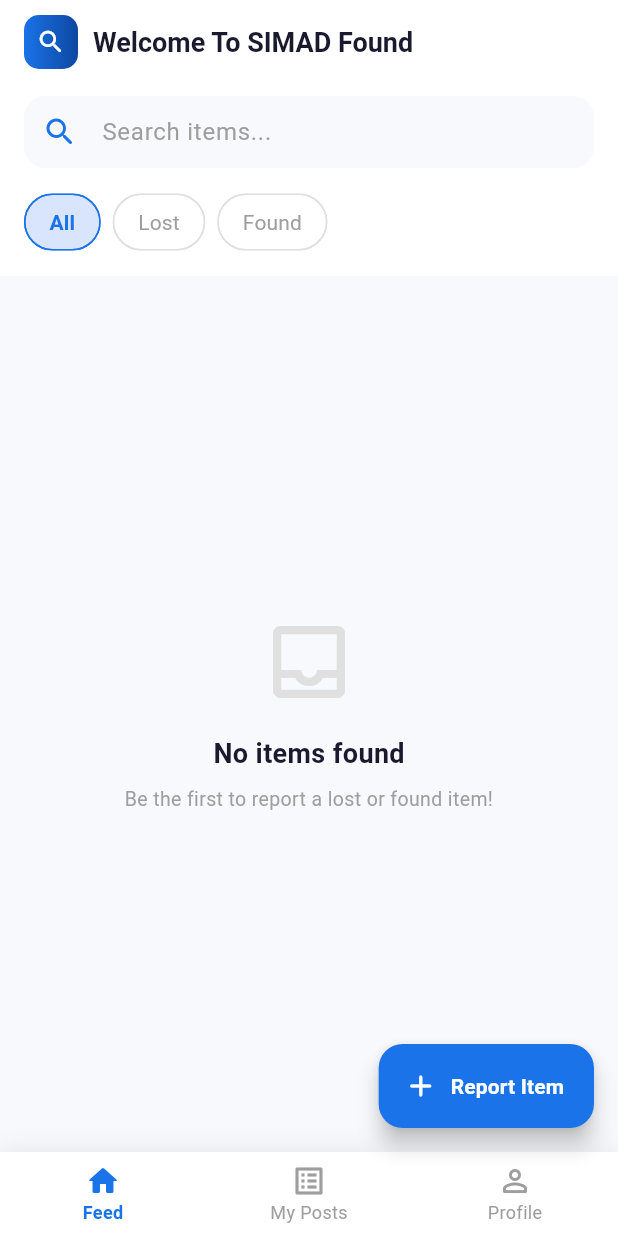
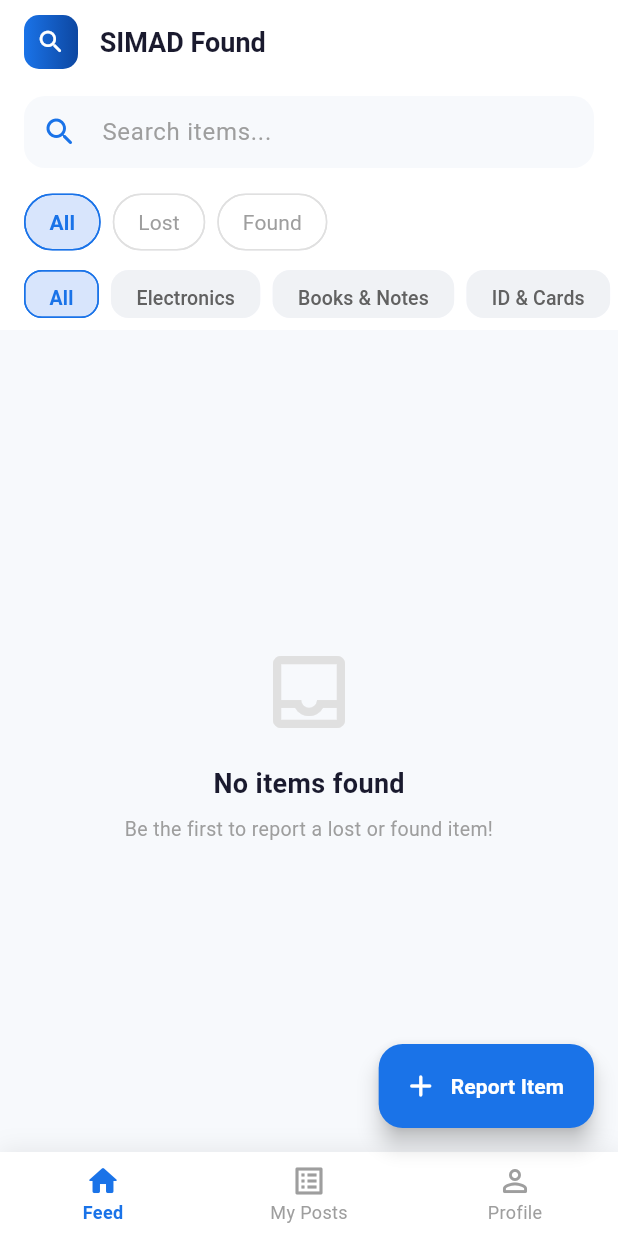
Before and after one commit to Zak937/lost_n_found_simad, a Flutter app: the HomeScreen screen opened directly, on a phone screen of 412 x 824 dp. Run offline on Flutter 3.47's test engine with Material 3 defaults, Android fonts, the light colour scheme and no system bars; our stand-ins replace cloud_firestore, firebase_auth, firebase_core, firebase_messaging, image_picker; accounts and stored records are empty; Roboto replaces fonts that are missing (Poppins).

Commit message:
Implemented ImgBB upload, category filtering, and post management features

```diff
--- a/lib/screens/home_screen.dart
+++ b/lib/screens/home_screen.dart
@@ -24,6 +24,18 @@ class _HomeScreenState extends State<HomeScreen> {
   int _navIndex = 0;
   final _searchCtrl = TextEditingController();
   String _searchQuery = '';
+  String _selectedCategory = 'All';
+
+  final List<String> _categories = [
+    'All',
+    'Electronics',
+    'Books & Notes',
+    'ID & Cards',
+    'Clothing',
+    'Keys',
+    'Bags',
+    'Other',
+  ];
 
   final List<Map<String, dynamic>> _filterOptions = [
     {'label': 'All', 'value': 'all'},
@@ -139,7 +151,7 @@ class _HomeScreenState extends State<HomeScreen> {
           ),
           const SizedBox(width: 10),
           const Text(
-            'Welcome To SIMAD Found', //
+            ' SIMAD Found', //
             style: TextStyle(
               color: Color(0xFF1A1A2E),
               fontWeight: FontWeight.bold,
@@ -187,10 +199,10 @@ class _HomeScreenState extends State<HomeScreen> {
             ),
           ),
         ),
-        // Filter chips
+        // Filter chips (Lost / Found)
         Container(
           color: Colors.white,
-          padding: const EdgeInsets.only(left: 16, bottom: 12),
+          padding: const EdgeInsets.only(left: 16, bottom: 8),
           child: Row(
             children: _filterOptions.map((opt) {
               final selected = _filter == opt['value'];
@@ -221,6 +233,45 @@ class _HomeScreenState extends State<HomeScreen> {
             }).toList(),
           ),
         ),
+        // Category chips
+        Container(
+          color: Colors.white,
+          height: 40,
+          padding: const EdgeInsets.only(bottom: 8),
+          child: ListView.builder(
+            scrollDirection: Axis.horizontal,
+            padding: const EdgeInsets.symmetric(horizontal: 16),
+            itemCount: _categories.length,
+            itemBuilder: (context, index) {
+              final cat = _categories[index];
+              final selected = _selectedCategory == cat;
+              return Padding(
+                padding: const EdgeInsets.only(right: 8),
+                child: FilterChip(
+                  label: Text(cat, style: const TextStyle(fontSize: 13)),
+                  selected: selected,
+                  onSelected: (_) => setState(() => _selectedCategory = cat),
+                  selectedColor: const Color(0xFF1A73E8).withOpacity(0.15),
+                  labelStyle: TextStyle(
+                    color: selected ? const Color(0xFF1A73E8) : Colors.grey[700],
+                    fontWeight: selected ? FontWeight.w600 : FontWeight.w500,
+                  ),
+                  backgroundColor: const Color(0xFFF0F2F5),
+                  shape: RoundedRectangleBorder(
+                    borderRadius: BorderRadius.circular(12),
+                    side: BorderSide(
+                      color: selected
+                          ? const Color(0xFF1A73E8)
+                          : Colors.transparent,
+                    ),
+                  ),
+                  showCheckmark: false,
+                ),
+              );
+            },
+          ),
+        ),
+        const SizedBox(height: 4),
         // Items list
         Expanded(
           child: StreamBuilder<List<ItemModel>>(
@@ -248,6 +299,9 @@ class _HomeScreenState extends State<HomeScreen> {
                           i.location.toLowerCase().contains(_searchQuery),
                     )
                     .toList();
+              }
+              if (_selectedCategory != 'All') {
+                items = items.where((i) => i.category == _selectedCategory).toList();
               }
               if (items.isEmpty) {
                 return _emptyState(
--- a/lib/screens/post_item_screen.dart
+++ b/lib/screens/post_item_screen.dart
@@ -4,6 +4,7 @@ import 'package:firebase_auth/firebase_auth.dart';
 import 'package:image_picker/image_picker.dart';
 import '../models/item_model.dart';
 import '../services/firestore_service.dart';
+import '../services/imgbb_service.dart';
 
 class PostItemScreen extends StatefulWidget {
   const PostItemScreen({super.key});
@@ -72,7 +73,7 @@ class _PostItemScreenState extends State<PostItemScreen> {
       final user = FirebaseAuth.instance.currentUser!;
       String imageUrl = '';
       if (_imageFile != null) {
-        imageUrl = await _firestoreService.uploadImage(_imageFile!, user.uid);
+        imageUrl = await ImgbbService.uploadImage(_imageFile!);
       }
       final item = ItemModel(
         id: '',
--- a/lib/screens/splash_screen.dart
+++ b/lib/screens/splash_screen.dart
@@ -90,7 +90,7 @@ class _SplashScreenState extends State<SplashScreen>
                   ),
                   const SizedBox(height: 28),
                   const Text(
-                    'Lost & Found',
+                    'SIMAD Found',
                     style: TextStyle(
                       color: Colors.white,
                       fontSize: 32,
--- a/pubspec.yaml
+++ b/pubspec.yaml
@@ -42,6 +42,7 @@ dependencies:
   url_launcher: ^6.3.2
   image_picker: ^1.2.1
   flutter_image_compress: ^2.4.0
+  http: ^1.6.0
 
 dev_dependencies:
   flutter_test:
```
Also changed, not shown: lib/screens/edit_item_screen.dart (added, +203 -0 lines), lib/screens/item_detail_screen.dart (+27 -38 lines), lib/services/firestore_service.dart (+10 -11 lines), lib/services/imgbb_service.dart (added, +24 -0 lines), pubspec.lock.
